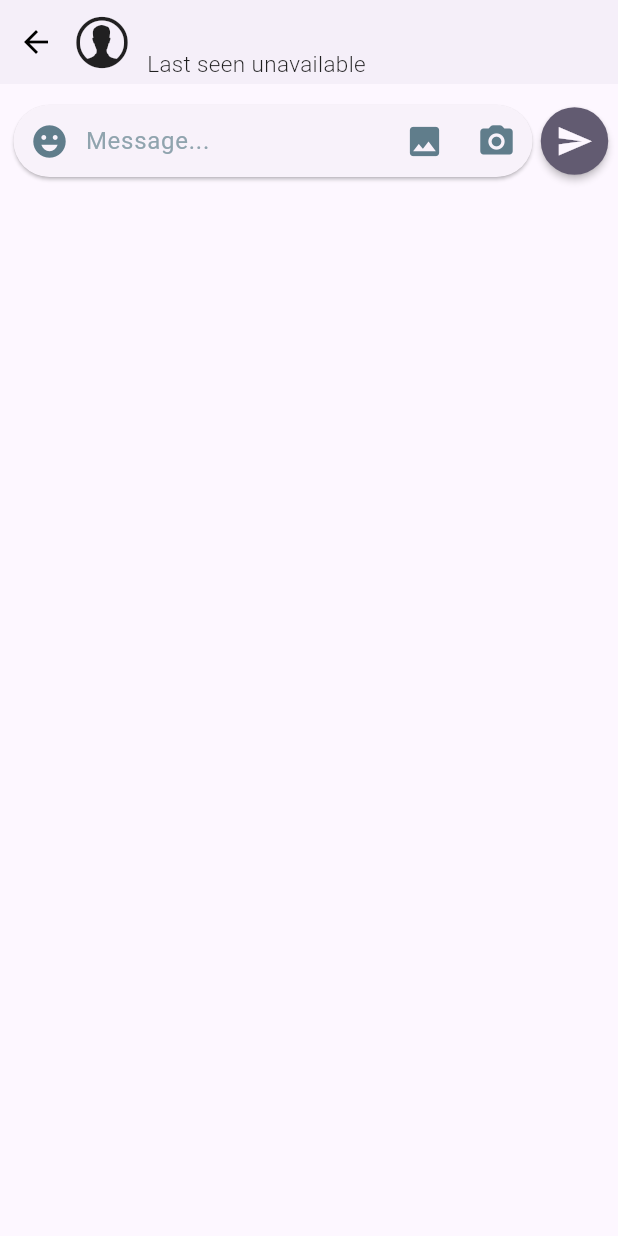
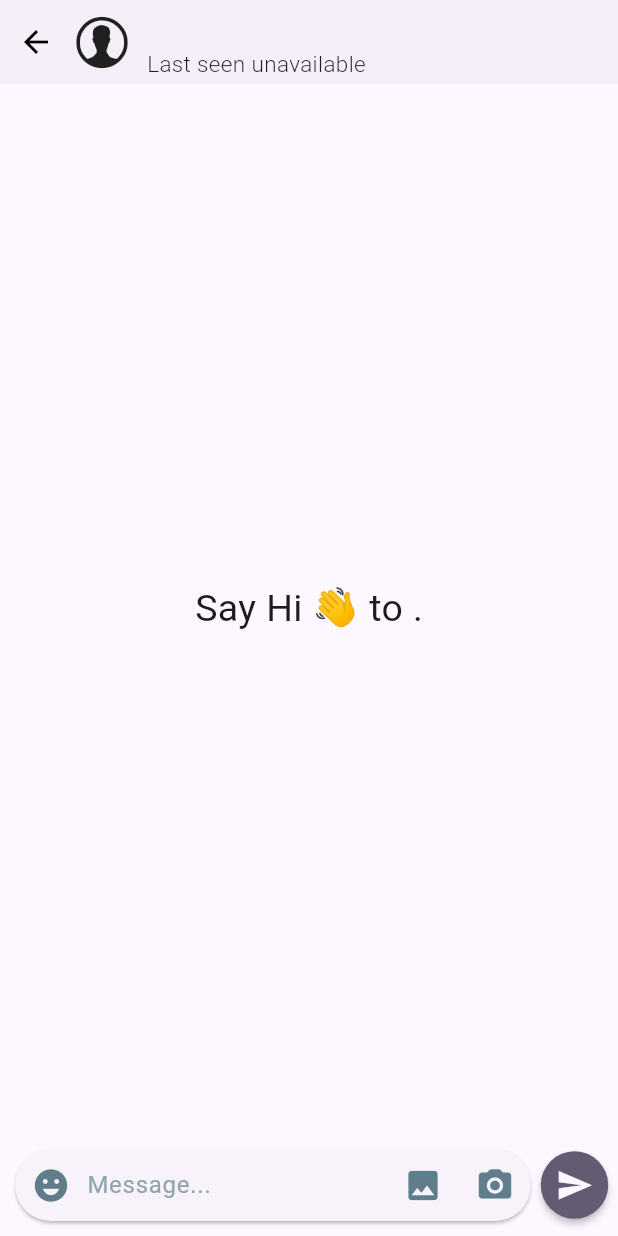
Before and after one commit to devzaq/Fake-Chats, a Flutter app: the ChatScreen screen opened directly with empty values, on a phone screen of 412 x 824 dp. Run offline on Flutter 3.47's test engine with Material 3 defaults, Android fonts, the phone set to English and light mode, and no system bars; drawn by our look-alikes of cached_network_image; our stand-ins replace cloud_firestore, firebase_auth, firebase_core, firebase_storage, google_fonts, google_sign_in and 1 more; accounts and stored records are empty; network calls fail.

Commit message:
message scree ui

```diff
--- a/lib/screens/chat_screen.dart
+++ b/lib/screens/chat_screen.dart
@@ -22,8 +22,49 @@ class _ChatScreenState extends State<ChatScreen> {
         automaticallyImplyLeading: false,
         flexibleSpace: _appbar(),
       ),
-      body: Column(
-        children: [_chatInput()],
+      body: SafeArea(
+        child: Column(
+          children: [
+            Expanded(
+              child: StreamBuilder(
+                  stream: null,
+                  builder: (context, snapshot) {
+                    switch (snapshot.connectionState) {
+                      case ConnectionState.waiting:
+                      case ConnectionState.none:
+                        // return const Center(
+                        //   child: CircularProgressIndicator(),
+                        // );
+                      case ConnectionState.active:
+                      case ConnectionState.done:
+                        // final data = snapshot.data?.docs;
+                        // _list = data ?.map((e) => ChatUser.fromJson(e.data())).toList() ?? [];
+                        final _list = [];
+                        if (_list.isEmpty) {
+                          return Center(
+                              child: Text(
+                            "Say Hi 👋 to ${widget.user.name}.",
+                            style: const TextStyle(
+                              fontSize: 25,
+                            ),
+                            textAlign: TextAlign.justify,
+                          ));
+                        }
+                        return ListView.builder(
+                            itemCount: _list.length,
+                            padding:
+                                EdgeInsets.only(top: 10, bottom: mq.height * 0.1),
+                            physics: const BouncingScrollPhysics(
+                                parent: AlwaysScrollableScrollPhysics()),
+                            itemBuilder: (context, index) {
+                              return Text('Message : ${_list[index]}');
+                            });
+                    }
+                  }),
+            ),
+            _chatInput()
+          ],
+        ),
       ),
     );
   }
@@ -101,10 +142,11 @@ class _ChatScreenState extends State<ChatScreen> {
       padding: const EdgeInsets.symmetric(horizontal: 5, vertical: 10),
       // color: Colors.amber,
       child: Row(
-        // crossAxisAlignment: CrossAxisAlignment.end,
+        crossAxisAlignment: CrossAxisAlignment.end,
         children: [
           Expanded(
             child: Card(
+              margin: const EdgeInsets.symmetric(vertical: 0,horizontal: 5),
               shape: RoundedRectangleBorder(
                   borderRadius: BorderRadius.circular(25)),
               child: Row(
@@ -159,7 +201,7 @@ class _ChatScreenState extends State<ChatScreen> {
               color: Theme.of(context).colorScheme.background,
               size: 25,
             ),
-          )
+          ),
         ],
       ),
     );
--- /dev/null
+++ b/lib/widgets/message_card.dart
@@ -0,0 +1,16 @@
+import 'package:flutter/foundation.dart';
+import 'package:flutter/widgets.dart';
+
+class MessageCard extends StatefulWidget {
+  const MessageCard({super.key});
+
+  @override
+  State<MessageCard> createState() => _MessageCardState();
+}
+
+class _MessageCardState extends State<MessageCard> {
+  @override
+  Widget build(BuildContext context) {
+    return const Placeholder();
+  }
+}
```
